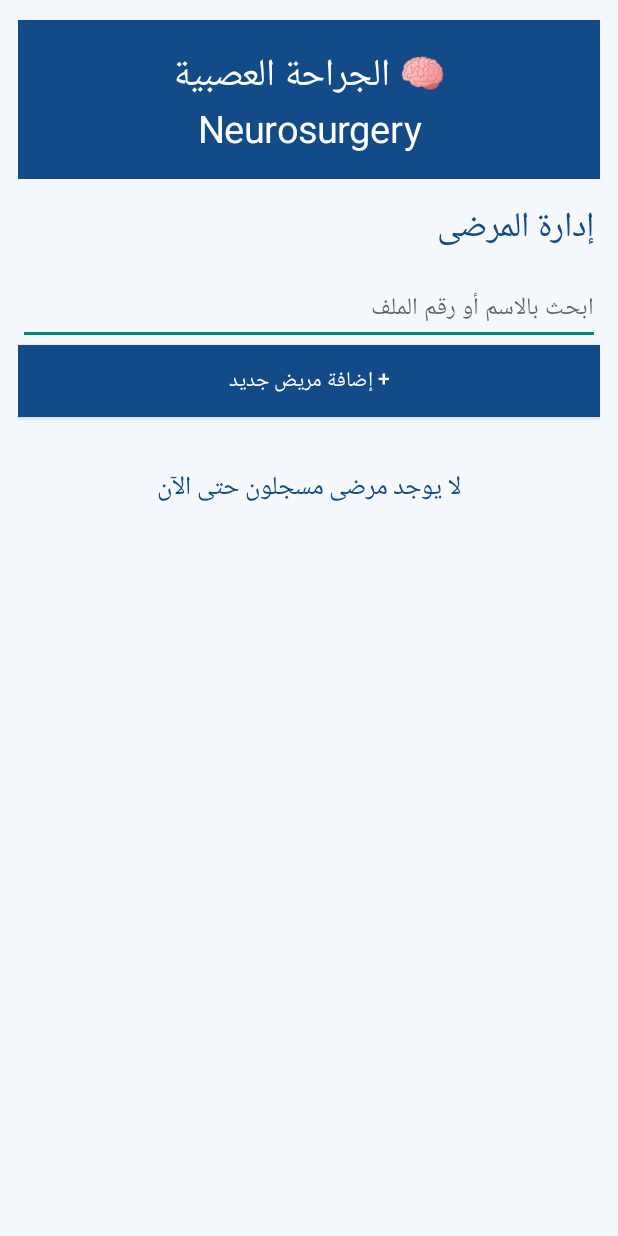
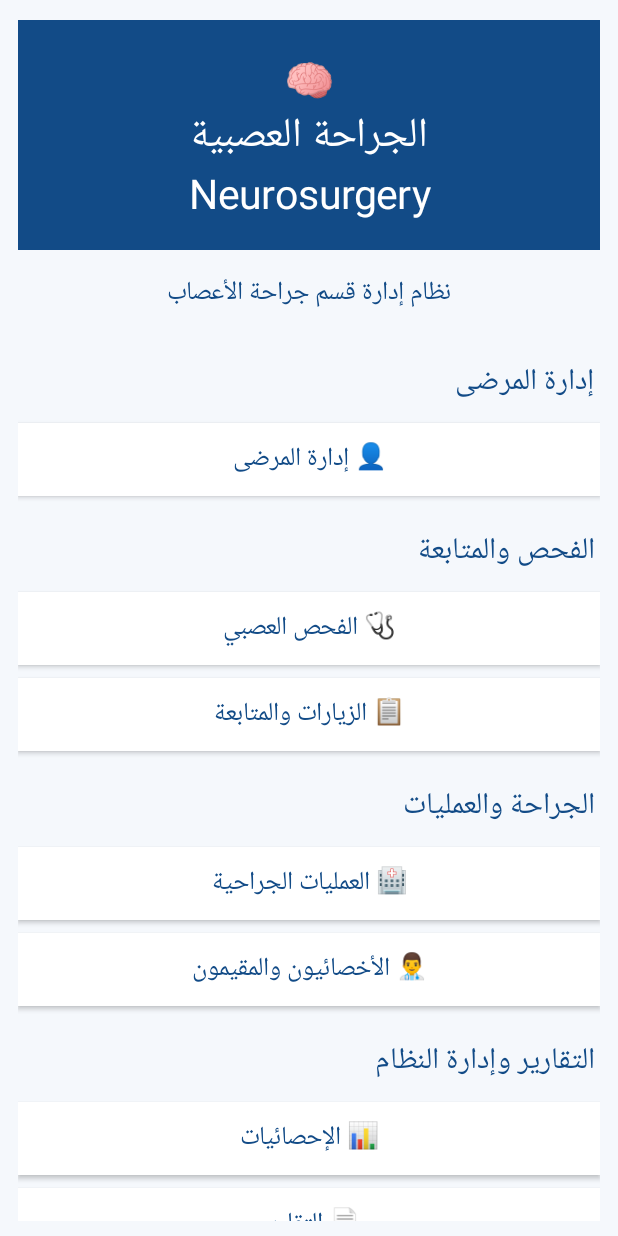
Before and after one commit to dryasser1993-wq/Neurosurgery, an Android app: the screen it shows after launch (MainActivity), on a phone screen of 412 x 824 dp. Run offline under Robolectric (Android 15) with nearby library versions, the phone set to English and light mode, and no system bars.

Commit message:
Update MainActivity.kt

```diff
--- a/app/src/main/java/com/neurosurgery/app/MainActivity.kt
+++ b/app/src/main/java/com/neurosurgery/app/MainActivity.kt
@@ -10,57 +10,163 @@ import android.text.TextWatcher
 import android.view.Gravity
 import android.view.View
 import android.widget.*
-import org.json.JSONArray
-import org.json.JSONObject
 
 class MainActivity : Activity() {
 
     private val blue = Color.rgb(18, 75, 135)
-    private val patients = mutableListOf<Patient>()
-
-    private lateinit var listLayout: LinearLayout
-    private lateinit var searchInput: EditText
-
-    data class Patient(
-        val id: String,
-        val name: String,
-        val age: String,
-        val gender: String
-    )
+    private val pale = Color.rgb(245, 248, 252)
+    private lateinit var database: DatabaseHelper
 
     override fun onCreate(savedInstanceState: Bundle?) {
         super.onCreate(savedInstanceState)
-
-        loadPatients()
-        buildScreen()
+        database = DatabaseHelper(this)
+        showHome()
     }
 
-    private fun buildScreen() {
+    private fun showHome() {
         val root = LinearLayout(this)
         root.orientation = LinearLayout.VERTICAL
         root.layoutDirection = View.LAYOUT_DIRECTION_RTL
         root.setPadding(18, 20, 18, 15)
-        root.setBackgroundColor(Color.rgb(245, 248, 252))
+        root.setBackgroundColor(pale)
+
+        val scroll = ScrollView(this)
+        val content = LinearLayout(this)
+        content.orientation = LinearLayout.VERTICAL
 
         val header = TextView(this)
-        header.text = "🧠 الجراحة العصبية\nNeurosurgery"
-        header.textSize = 25f
+        header.text = "🧠\nالجراحة العصبية\nNeurosurgery"
+        header.textSize = 27f
         header.setTextColor(Color.WHITE)
         header.gravity = Gravity.CENTER
-        header.setPadding(10, 25, 10, 25)
+        header.setPadding(15, 30, 15, 30)
+        header.setBackgroundColor(blue)
+        content.addView(header)
+
+        val subtitle = TextView(this)
+        subtitle.text = "نظام إدارة قسم جراحة الأعصاب"
+        subtitle.textSize = 17f
+        subtitle.setTextColor(blue)
+        subtitle.gravity = Gravity.CENTER
+        subtitle.setPadding(10, 22, 10, 20)
+        content.addView(subtitle)
+
+        addSection(content, "إدارة المرضى")
+        addMenuButton(content, "👤 إدارة المرضى") {
+            showPatients()
+        }
+
+        addSection(content, "الفحص والمتابعة")
+        addMenuButton(content, "🩺 الفحص العصبي") {
+            showInfo("الفحص العصبي", "سيتم إضافة نموذج الفحص العصبي وربطه بملف المريض.")
+        }
+        addMenuButton(content, "📋 الزيارات والمتابعة") {
+            showInfo("الزيارات والمتابعة", "سيتم إضافة سجل الزيارات والخطط العلاجية.")
+        }
+
+        addSection(content, "الجراحة والعمليات")
+        addMenuButton(content, "🏥 العمليات الجراحية") {
+            showInfo("العمليات الجراحية", "سيتم إضافة سجل العمليات وربطه بملف المريض.")
+        }
+        addMenuButton(content, "👨‍⚕️ الأخصائيون والمقيمون") {
+            showInfo("الفريق الطبي", "سيتم إضافة إدارة الأخصائيين والمقيمين.")
+        }
+
+        addSection(content, "التقارير وإدارة النظام")
+        addMenuButton(content, "📊 الإحصائيات") {
+            showInfo(
+                "الإحصائيات",
+                "عدد المرضى المسجلين: ${database.getPatientCount()}"
+            )
+        }
+        addMenuButton(content, "📄 التقارير") {
+            showInfo("التقارير", "سيتم تطوير التقارير لاحقاً.")
+        }
+        addMenuButton(content, "⚙️ الإعدادات والنسخ الاحتياطي") {
+            showInfo("الإعدادات", "سيتم تطوير الحماية والنسخ الاحتياطي.")
+        }
+
+        val footer = TextView(this)
+        footer.text = "Neurosurgery • Beta 1.0"
+        footer.gravity = Gravity.CENTER
+        footer.setTextColor(blue)
+        footer.setPadding(10, 30, 10, 20)
+        content.addView(footer)
+
+        scroll.addView(content)
+        root.addView(
+            scroll,
+            LinearLayout.LayoutParams(
+                LinearLayout.LayoutParams.MATCH_PARENT,
+                0,
+                1f
+            )
+        )
+
+        setContentView(root)
+    }
+
+    private fun addSection(parent: LinearLayout, title: String) {
+        val text = TextView(this)
+        text.text = title
+        text.textSize = 20f
+        text.setTextColor(blue)
+        text.setPadding(5, 22, 5, 10)
+        parent.addView(text)
+    }
+
+    private fun addMenuButton(
+        parent: LinearLayout,
+        title: String,
+        action: () -> Unit
+    ) {
+        val button = Button(this)
+        button.text = title
+        button.textSize = 17f
+        button.setTextColor(blue)
+        button.setBackgroundColor(Color.WHITE)
+
+        val params = LinearLayout.LayoutParams(
+            LinearLayout.LayoutParams.MATCH_PARENT,
+            LinearLayout.LayoutParams.WRAP_CONTENT
+        )
+        params.setMargins(0, 5, 0, 8)
+        parent.addView(button, params)
+
+        button.setOnClickListener { action() }
+    }
+
+    private fun showInfo(title: String, message: String) {
+        AlertDialog.Builder(this)
+            .setTitle(title)
+            .setMessage(message)
+            .setPositiveButton("موافق", null)
+            .show()
+    }
+
+    private fun showPatients() {
+        val root = LinearLayout(this)
+        root.orientation = LinearLayout.VERTICAL
+        root.layoutDirection = View.LAYOUT_DIRECTION_RTL
+        root.setPadding(18, 18, 18, 12)
+        root.setBackgroundColor(pale)
+
+        val header = TextView(this)
+        header.text = "👤 إدارة المرضى"
+        header.textSize = 24f
+        header.setTextColor(Color.WHITE)
+        header.gravity = Gravity.CENTER
+        header.setPadding(12, 22, 12, 22)
         header.setBackgroundColor(blue)
         root.addView(header)
 
-        val title = TextView(this)
-        title.text = "إدارة المرضى"
-        title.textSize = 23f
-        title.setTextColor(blue)
-        title.setPadding(5, 20, 5, 15)
-        root.addView(title)
+        val backButton = Button(this)
+        backButton.text = "العودة إلى الرئيسية"
+        backButton.setOnClickListener { showHome() }
+        root.addView(backButton)
 
-        searchInput = EditText(this)
+        val searchInput = EditText(this)
         searchInput.hint = "ابحث بالاسم أو رقم الملف"
-        searchInput.textSize = 16f
         searchInput.setSingleLine(true)
         root.addView(searchInput)
 
@@ -71,7 +177,7 @@ class MainActivity : Activity() {
         root.addView(addButton)
 
         val scroll = ScrollView(this)
-        listLayout = LinearLayout(this)
+        val listLayout = LinearLayout(this)
         listLayout.orientation = LinearLayout.VERTICAL
         listLayout.setPadding(0, 15, 0, 15)
         scroll.addView(listLayout)
@@ -85,8 +191,73 @@ class MainActivity : Activity() {
             )
         )
 
+        fun renderPatients(query: String = "") {
+            listLayout.removeAllViews()
+
+            val sql = """
+                SELECT id, full_name, age, gender
+                FROM patients
+                WHERE full_name LIKE ? OR id LIKE ?
+                ORDER BY created_at DESC
+            """.trimIndent()
+
+            val cursor = database.readableDatabase.rawQuery(
+                sql,
+                arrayOf("%$query%", "%$query%")
+            )
+
+            var found = false
+
+            cursor.use {
+                while (it.moveToNext()) {
+                    found = true
+
+                    val id = it.getString(0)
+                    val name = it.getString(1)
+                    val age = it.getString(2) ?: ""
+                    val gender = it.getString(3) ?: ""
+
+                    val card = TextView(this)
+                    card.text = """
+                        👤 $name
+                        رقم الملف: $id
+                        العمر: $age
+                        الجنس: $gender
+                    """.trimIndent()
+
+                    card.textSize = 16f
+                    card.setTextColor(blue)
+                    card.setPadding(20, 20, 20, 20)
+                    card.setBackgroundColor(Color.WHITE)
+
+                    val params = LinearLayout.LayoutParams(
+                        LinearLayout.LayoutParams.MATCH_PARENT,
+                        LinearLayout.LayoutParams.WRAP_CONTENT
+                    )
+                    params.setMargins(0, 5, 0, 12)
+                    listLayout.addView(card, params)
+                }
+            }
+
+            if (!found) {
+                val empty = TextView(this)
+                empty.text = if (query.isEmpty()) {
+                    "لا يوجد مرضى مسجلون حتى الآن"
+                } else {
+                    "لا توجد نتائج مطابقة"
+                }
+                empty.textSize = 17f
+                empty.setTextColor(blue)
+                empty.gravity = Gravity.CENTER
+                empty.setPadding(10, 35, 10, 35)
+                listLayout.addView(empty)
+            }
+        }
+
         addButton.setOnClickListener {
-            showAddPatientDialog()
+            showAddPatientDialog {
+                renderPatients(searchInput.text.toString())
+            }
         }
 
         searchInput.addTextChangedListener(object : TextWatcher {
@@ -107,7 +278,7 @@ class MainActivity : Activity() {
         renderPatients()
     }
 
-    private fun showAddPatientDialog() {
+    private fun showAddPatientDialog(onSaved: () -> Unit) {
         val form = LinearLayout(this)
         form.orientation = LinearLayout.VERTICAL
         form.setPadding(25, 15, 25, 5)
@@ -152,119 +323,33 @@ class MainActivity : Activity() {
                         return@setOnClickListener
                     }
 
-                    val patient = Patient(
-                        id = "NS-${System.currentTimeMillis()}",
+                    val id = "NS-${System.currentTimeMillis()}"
+
+                    val saved = database.insertPatient(
+                        id = id,
                         name = name,
                         age = age,
                         gender = genderSpinner.selectedItem.toString()
                     )
 
-                    patients.add(patient)
-                    savePatients()
-                    renderPatients()
+                    if (saved) {
+                        onSaved()
                         dialog.dismiss()
-
                         Toast.makeText(
                             this,
                             "تم حفظ ملف المريض",
                             Toast.LENGTH_SHORT
                         ).show()
+                    } else {
+                        Toast.makeText(
+                            this,
+                            "تعذر حفظ ملف المريض",
+                            Toast.LENGTH_LONG
+                        ).show()
+                    }
                 }
         }
 
         dialog.show()
     }
-
-    private fun renderPatients(query: String = "") {
-        listLayout.removeAllViews()
-
-        val filtered = patients.filter {
-            it.name.contains(query, ignoreCase = true) ||
-            it.id.contains(query, ignoreCase = true)
 }
-
-        if (filtered.isEmpty()) {
-            val empty = TextView(this)
-            empty.text = if (query.isEmpty()) {
-                "لا يوجد مرضى مسجلون حتى الآن"
-            } else {
-                "لا توجد نتائج مطابقة"
-            }
-            empty.textSize = 17f
-            empty.setTextColor(blue)
-            empty.gravity = Gravity.CENTER
-            empty.setPadding(10, 35, 10, 35)
-            listLayout.addView(empty)
-            return
-        }
-
-        filtered.forEach { patient ->
-            val card = TextView(this)
-            card.text = """
-                👤 ${patient.name}
-                رقم الملف: ${patient.id}
-                العمر: ${patient.age}
-                الجنس: ${patient.gender}
-            """.trimIndent()
-
-            card.textSize = 16f
-            card.setTextColor(blue)
-            card.setPadding(20, 20, 20, 20)
-            card.setBackgroundColor(Color.WHITE)
-
-            val params = LinearLayout.LayoutParams(
-                LinearLayout.LayoutParams.MATCH_PARENT,
-                LinearLayout.LayoutParams.WRAP_CONTENT
-            )
-            params.setMargins(0, 5, 0, 12)
-
-            listLayout.addView(card, params)
-        }
-    }
-
-    private fun savePatients() {
-        val array = JSONArray()
-
-        patients.forEach { patient ->
-            val obj = JSONObject()
-            obj.put("id", patient.id)
-            obj.put("name", patient.name)
-            obj.put("age", patient.age)
-            obj.put("gender", patient.gender)
-            array.put(obj)
-        }
-
-        getSharedPreferences(
-            "neurosurgery_patients",
-            MODE_PRIVATE
-        ).edit()
-            .putString("patients", array.toString())
-            .apply()
-    }
-
-    private fun loadPatients() {
-        val saved = getSharedPreferences(
-            "neurosurgery_patients",
-            MODE_PRIVATE
-        ).getString("patients", "[]")
-
-        try {
-            val array = JSONArray(saved)
-
-            for (i in 0 until array.length()) {
-                val obj = array.getJSONObject(i)
-
-                patients.add(
-                    Patient(
-                        id = obj.getString("id"),
-                        name = obj.getString("name"),
-                        age = obj.getString("age"),
-                        gender = obj.getString("gender")
-                    )
-                )
-            }
-        } catch (e: Exception) {
-            patients.clear()
-        }
-    }
-}
```
Lines whose indentation alone changed are shown as unchanged.
